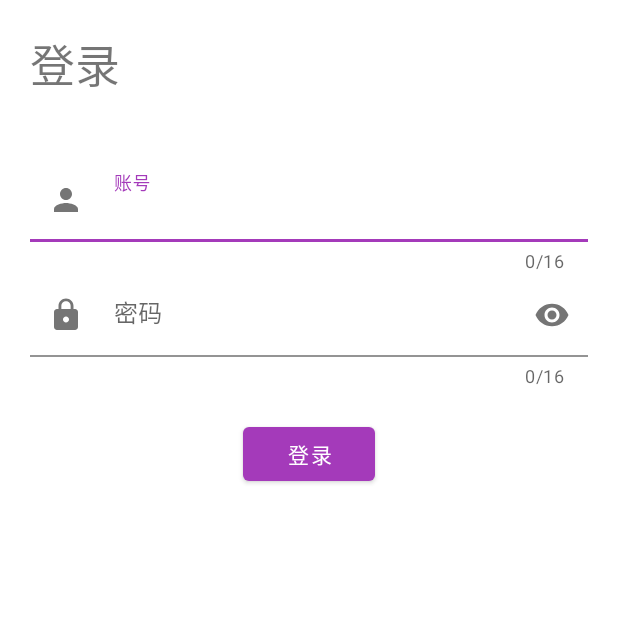
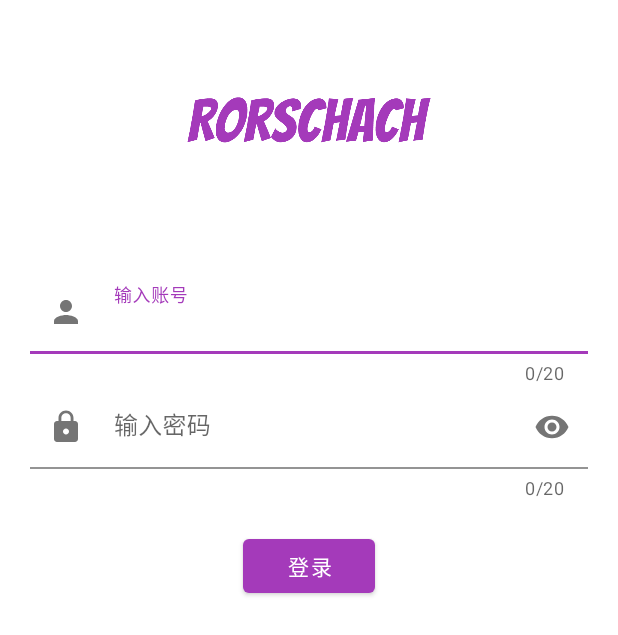
Before and after one commit to Zaoyii/Rorschach_App, an Android app: the screen it shows after launch (LoginActivity), on a phone screen of 412 x 824 dp. Shown: the top 635 px of the screen. Run offline under Robolectric (Android 15) with nearby library versions, the phone set to English and light mode, and no system bars; our stand-ins replace data binding.

Commit message:
添加登录功能

```diff
--- a/app/src/main/java/com/zcyi/rorschach/Pager/Login/LoginActivity.java
+++ b/app/src/main/java/com/zcyi/rorschach/Pager/Login/LoginActivity.java
@@ -1,50 +1,104 @@
 package com.zcyi.rorschach.Pager.Login;
 
+import android.annotation.SuppressLint;
 import android.os.Bundle;
-import android.widget.Button;
-import android.widget.EditText;
-import android.widget.LinearLayout;
+import android.view.View;
 import android.widget.Toast;
 
 import androidx.appcompat.app.AppCompatActivity;
+import androidx.databinding.DataBindingUtil;
 import androidx.lifecycle.ViewModelProvider;
 
+import com.zcyi.rorschach.Entity.User;
 import com.zcyi.rorschach.R;
+import com.zcyi.rorschach.Util.Constant;
+import com.zcyi.rorschach.Util.Request.ApiResult;
+import com.zcyi.rorschach.Util.Request.UserRequest;
 import com.zcyi.rorschach.Util.UtilMethod;
+import com.zcyi.rorschach.databinding.ActivityLoginBinding;
 
-public class LoginActivity extends AppCompatActivity {
+import retrofit2.Call;
+import retrofit2.Callback;
+import retrofit2.Response;
+import retrofit2.Retrofit;
+import retrofit2.converter.gson.GsonConverterFactory;
+
+public class LoginActivity extends AppCompatActivity implements View.OnClickListener {
 
     LoginViewModel loginViewModel;
-    private LinearLayout Root;
-    private EditText edUsername;
-    private EditText edPassword;
-    private Button btnLogin;
+    ActivityLoginBinding binding;
+    Retrofit retrofit;
 
     @Override
     protected void onCreate(Bundle savedInstanceState) {
         super.onCreate(savedInstanceState);
         setContentView(R.layout.activity_login);
 
-        loginViewModel = new ViewModelProvider(this, new ViewModelProvider.NewInstanceFactory()).get(LoginViewModel.class);
         initView();
-        btnLogin.setOnClickListener(v -> {
-            loginViewModel.username = edUsername.getText().toString().trim();
-            loginViewModel.password = edPassword.getText().toString().trim();
-            if (loginViewModel.username.isEmpty() || loginViewModel.password.isEmpty()) {
-                Toast.makeText(this, "请输入账号或密码~", Toast.LENGTH_SHORT).show();
-                return;
-            }
-            Toast.makeText(this, "登陆成功", Toast.LENGTH_SHORT).show();
-        });
 
     }
 
     private void initView() {
+
+        //ViewModel 实例化
+        loginViewModel = new ViewModelProvider(this, new ViewModelProvider.NewInstanceFactory()).get(LoginViewModel.class);
+
+        //DataBinding 实例化
+        binding = DataBindingUtil.setContentView(LoginActivity.this, R.layout.activity_login);
         UtilMethod.changeStatusBarFrontColor(true, this);
 
-        Root = (LinearLayout) findViewById(R.id.Root);
-        edUsername = (EditText) findViewById(R.id.ed_username);
-        edPassword = (EditText) findViewById(R.id.ed_password);
-        btnLogin = (Button) findViewById(R.id.btn_login);
+        //设置点击事件
+        binding.root.setOnClickListener(this);
+        binding.btnLogin.setOnClickListener(this);
+        if (retrofit == null) {
+            retrofit = new Retrofit.Builder().addConverterFactory(GsonConverterFactory.create()).baseUrl(Constant.url).build();
+        }
+    }
+
+    @SuppressLint("NonConstantResourceId")
+    @Override
+    public void onClick(View view) {
+        switch (view.getId()) {
+            case R.id.root:
+                UtilMethod.hideKeyboard(this);
+                View currentFocus = getCurrentFocus();
+                if (currentFocus != null) {
+                    currentFocus.clearFocus();
+                }
+
+                break;
+            case R.id.btn_login:
+                binding.edUsername.setText("zaoyiii@outlook.com");
+                binding.edPassword.setText("zaoyi...");
+                loginViewModel.username = binding.edUsername.getText().toString().trim();
+                loginViewModel.password = binding.edPassword.getText().toString().trim();
+                if (loginViewModel.username.isEmpty() || loginViewModel.password.isEmpty()) {
+                    Toast.makeText(this, "请输入账号或密码~", Toast.LENGTH_SHORT).show();
+                    return;
+                }
+                UserRequest userRequest = retrofit.create(UserRequest.class);
+                Call<ApiResult<User>> login = userRequest.Login(loginViewModel.username, loginViewModel.password);
+                login.enqueue(new Callback<ApiResult<User>>() {
+                    @Override
+                    public void onResponse(Call<ApiResult<User>> call, Response<ApiResult<User>> response) {
+                        ApiResult<User> body = response.body();
+                        assert body != null;
+                        System.out.println(body + "---====");
+                        User user = body.getData();
+                        System.out.println(user.getUserToken());
+
+                        Toast.makeText(getApplicationContext(), "登陆成功", Toast.LENGTH_SHORT).show();
+                    }
+
+                    @Override
+                    public void onFailure(Call<ApiResult<User>> call, Throwable t) {
+                        System.out.println("------" + t.toString());
+                        Toast.makeText(getApplicationContext(), "登陆失败", Toast.LENGTH_SHORT).show();
+                    }
+                });
+
+                break;
+        }
+
     }
 }
--- /dev/null
+++ b/app/src/main/java/com/zcyi/rorschach/Util/Constant.java
@@ -0,0 +1,5 @@
+package com.zcyi.rorschach.Util;
+
+public class Constant {
+    public static String url = "http://10.180.99.126:8080/zcyi/";
+}
--- /dev/null
+++ b/app/src/main/java/com/zcyi/rorschach/Util/Request/UserRequest.java
@@ -0,0 +1,15 @@
+package com.zcyi.rorschach.Util.Request;
+
+import com.zcyi.rorschach.Entity.User;
+
+import java.util.HashMap;
+
+import retrofit2.Call;
+import retrofit2.http.GET;
+import retrofit2.http.Query;
+
+public interface UserRequest {
+
+    @GET(value = "User/Login")
+    Call<ApiResult<User>> Login(@Query("userName") String Username, @Query("userPassword") String Password);
+}
--- a/app/src/main/res/layout/activity_login.xml
+++ b/app/src/main/res/layout/activity_login.xml
@@ -1,18 +1,35 @@
 <?xml version="1.0" encoding="utf-8"?>
-<LinearLayout xmlns:android="http://schemas.android.com/apk/res/android"
+<layout>
+
+    <data>
+
+    </data>
+
+    <FrameLayout xmlns:android="http://schemas.android.com/apk/res/android"
         xmlns:app="http://schemas.android.com/apk/res-auto"
         xmlns:tools="http://schemas.android.com/tools"
-    android:id="@+id/Root"
         android:layout_width="match_parent"
         android:layout_height="match_parent"
         android:orientation="vertical"
         tools:context=".Pager.Login.LoginActivity">
 
-    <TextView
-        android:layout_width="wrap_content"
+        <LinearLayout
+            android:id="@+id/root"
+            android:layout_width="match_parent"
+            android:layout_height="match_parent"
+            android:orientation="vertical"></LinearLayout>
+
+        <LinearLayout
+            android:layout_width="match_parent"
             android:layout_height="wrap_content"
+            android:orientation="vertical">
+
+            <ImageView
+                android:layout_width="200dp"
+                android:layout_height="120dp"
+                android:layout_gravity="center"
                 android:layout_margin="20dp"
-        android:text="@string/login"
+                android:src="@drawable/rorschach"
                 android:textSize="30sp" />
 
             <LinearLayout
@@ -25,7 +42,7 @@
                     android:layout_width="match_parent"
                     android:layout_height="wrap_content"
                     app:counterEnabled="true"
-            app:counterMaxLength="16"
+                    app:counterMaxLength="20"
                     app:errorEnabled="true"
                     app:startIconDrawable="@drawable/ic_user_24">
 
@@ -36,8 +53,9 @@
                         android:autofillHints="username"
                         android:background="@color/transparent"
                         android:drawablePadding="4dp"
-                android:hint="@string/username"
+                        android:hint="@string/enterUsername"
                         android:inputType="text"
+                        android:maxLength="20"
                         android:maxLines="1" />
                 </com.google.android.material.textfield.TextInputLayout>
 
@@ -45,7 +63,7 @@
                     android:layout_width="match_parent"
                     android:layout_height="wrap_content"
                     app:counterEnabled="true"
-            app:counterMaxLength="16"
+                    app:counterMaxLength="20"
                     app:errorEnabled="true"
                     app:passwordToggleEnabled="true"
                     app:startIconDrawable="@drawable/ic_password_24">
@@ -57,7 +75,8 @@
                         android:autofillHints="password"
                         android:background="@color/transparent"
                         android:drawablePadding="4dp"
-                android:hint="@string/password"
+                        android:maxLength="20"
+                        android:hint="@string/enterPassword"
                         android:inputType="textPassword"
                         android:maxLines="1" />
                 </com.google.android.material.textfield.TextInputLayout>
@@ -70,5 +89,8 @@
                 android:layout_height="wrap_content"
                 android:layout_gravity="center"
                 android:text="@string/login" />
+        </LinearLayout>
 
-</LinearLayout>
+
+    </FrameLayout>
+</layout>
--- a/app/src/main/res/values/strings.xml
+++ b/app/src/main/res/values/strings.xml
@@ -1,6 +1,10 @@
 <resources>
-    <string name="app_name">Rorschach</string>
+    <string name="app_name">躁抑</string>
     <string name="login">登录</string>
     <string name="username">账号</string>
-    <string name="password">密码</string>
+    <string name="enterUsername">输入账号</string>
+    <string name="enterPassword">输入密码</string>
+    <string name="Password">密码</string>
+    <string name="home">Home</string>
+    <string name="music">Music</string>
 </resources>
--- a/settings.gradle
+++ b/settings.gradle
@@ -1,6 +1,7 @@
 dependencyResolutionManagement {
     repositoriesMode.set(RepositoriesMode.FAIL_ON_PROJECT_REPOS)
     repositories {
+        maven { url 'https://jitpack.io' }
         maven { url 'https://maven.aliyun.com/repository/google' }
         maven { url 'https://maven.aliyun.com/repository/jcenter' }
     }
```
Also changed, not shown: app/build.gradle (+23 -2 lines), app/src/main/AndroidManifest.xml (+16 -9 lines), app/src/main/java/com/zcyi/rorschach/Entity/User.java (+73 -15 lines), app/src/main/java/com/zcyi/rorschach/Pager/Home/HomeActivity.java (renamed from app/src/main/java/com/zcyi/rorschach/MainActivity.java, +6 -3 lines), app/src/main/java/com/zcyi/rorschach/Util/Request/ApiResult.java (added, +61 -0 lines), app/src/main/java/com/zcyi/rorschach/Util/UtilMethod.java (+13 -1 lines), app/src/main/res/drawable/ic_home_24.xml (added, +10 -0 lines), app/src/main/res/drawable/ic_music_24.xml (added, +10 -0 lines), app/src/main/res/layout/activity_home.xml (added, +24 -0 lines), app/src/main/res/layout/activity_main.xml (deleted, +0 -18 lines), app/src/main/res/menu/home_menu.xml (added, +12 -0 lines), gradle.properties (+1 -8 lines), app/src/main/res/drawable/rorschach.png (added), app/src/main/res/drawable/zaoyi.png (added). Lines whose indentation alone changed are shown as unchanged.
